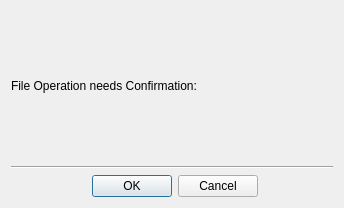
Qt form ui/confirmdialog.ui (maxavadallat/maxcommander) before a commit.
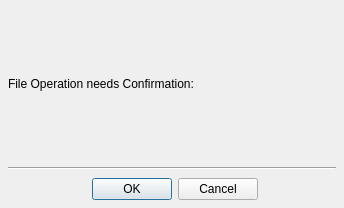
The same form after that commit.

The edit to the form file:
```diff
--- a/ui/confirmdialog.ui
+++ b/ui/confirmdialog.ui
@@ -20,6 +20,21 @@
    <string>Confirmation</string>
   </property>
   <layout class="QGridLayout" name="gridLayout">
+   <property name="leftMargin">
+    <number>8</number>
+   </property>
+   <property name="topMargin">
+    <number>8</number>
+   </property>
+   <property name="rightMargin">
+    <number>8</number>
+   </property>
+   <property name="bottomMargin">
+    <number>8</number>
+   </property>
+   <property name="verticalSpacing">
+    <number>8</number>
+   </property>
    <item row="0" column="0" colspan="2">
     <widget class="QLabel" name="confirmTextLabel">
      <property name="sizePolicy">
```
